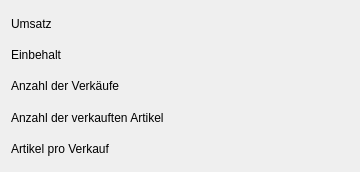
The window that TuKi-Basar/Evaluation.ui (Ulle84/UllesSourceCode) describes before a commit, drawn with Qt 5.
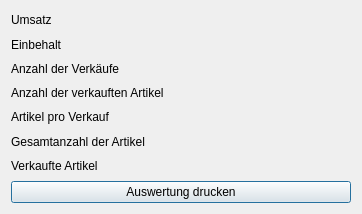
The same window after the commit.

The edit to the form file:
```diff
--- a/TuKi-Basar/Evaluation.ui
+++ b/TuKi-Basar/Evaluation.ui
@@ -6,8 +6,8 @@
    <rect>
     <x>0</x>
     <y>0</y>
-    <width>360</width>
-    <height>172</height>
+    <width>362</width>
+    <height>214</height>
    </rect>
   </property>
   <property name="windowTitle">
@@ -42,6 +42,20 @@
      </property>
     </widget>
    </item>
+   <item row="5" column="1">
+    <widget class="QLabel" name="labelCountOfAllArticles">
+     <property name="text">
+      <string/>
+     </property>
+    </widget>
+   </item>
+   <item row="5" column="0">
+    <widget class="QLabel" name="label_2">
+     <property name="text">
+      <string>Gesamtanzahl der Artikel</string>
+     </property>
+    </widget>
+   </item>
    <item row="2" column="0">
     <widget class="QLabel" name="label_3">
      <property name="text">
@@ -70,6 +84,13 @@
      </property>
     </widget>
    </item>
+   <item row="7" column="0" colspan="2">
+    <widget class="QPushButton" name="pushButtonPrintEvaluation">
+     <property name="text">
+      <string>Auswertung drucken</string>
+     </property>
+    </widget>
+   </item>
    <item row="4" column="0">
     <widget class="QLabel" name="label_5">
      <property name="text">
@@ -84,6 +105,20 @@
      </property>
     </widget>
    </item>
+   <item row="6" column="0">
+    <widget class="QLabel" name="label_6">
+     <property name="text">
+      <string>Verkaufte Artikel</string>
+     </property>
+    </widget>
+   </item>
+   <item row="6" column="1">
+    <widget class="QLabel" name="labelPercentageOfSoldArticles">
+     <property name="text">
+      <string/>
+     </property>
+    </widget>
+   </item>
   </layout>
  </widget>
  <resources/>
```
Left out of the diff: 46 changed lines with no effect on the pictures.
